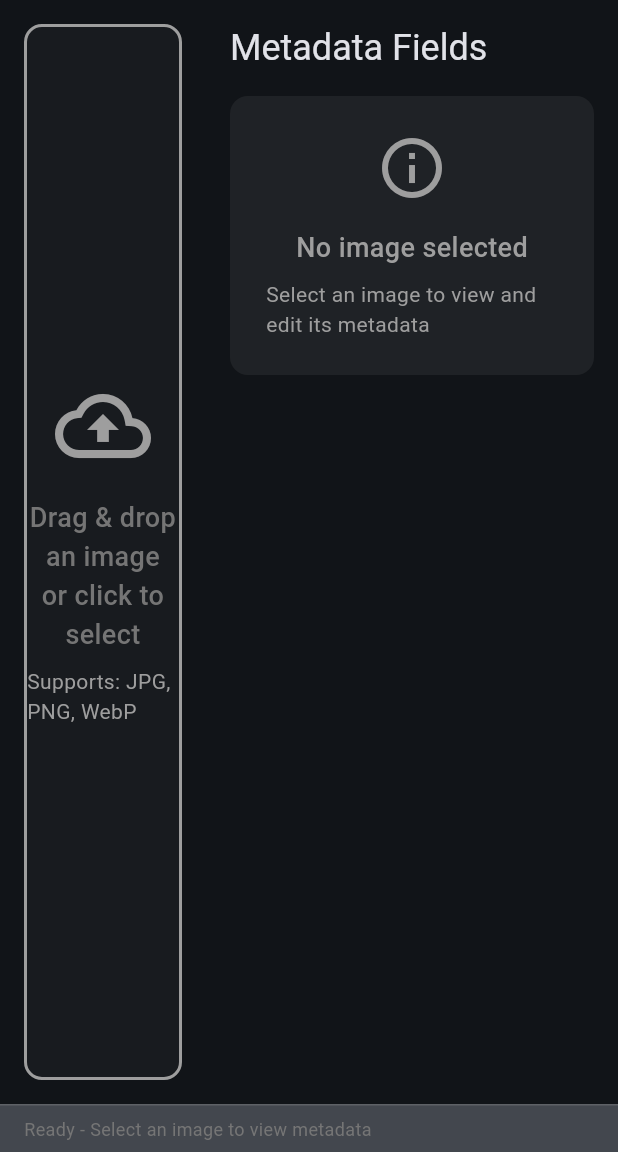
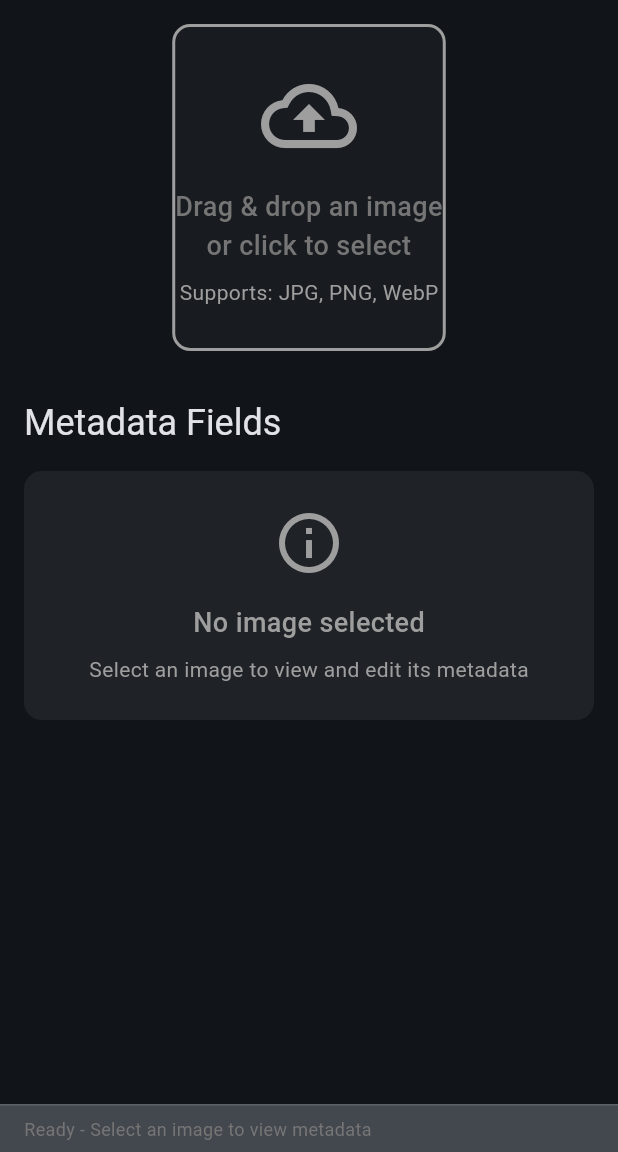
Before and after one commit to DraconicDragon/flutter_meta_edit, a Flutter app: the screen it shows after launch, on a phone screen of 412 x 824 dp, the part 84-1236 px from its top. Run offline on Flutter 3.47's test engine with Material 3 defaults, Android fonts, the phone set to English and light mode, and no system bars; our stand-ins replace file_picker, shared_preferences; missing offline and left inert: desktop_drop, exif.

Commit message:
txt chunk writing and more responsive layout

```diff
--- a/lib/main.dart
+++ b/lib/main.dart
@@ -51,7 +51,7 @@ class _MetaEditHomePageState extends State<MetaEditHomePage> {
   bool _isLoading = false;
   String? _errorMessage;
   bool _isDragOver = false;
-  bool _isFileInfoExpanded = true;
+  bool _isFileInfoExpanded = false;
   final Map<String, TextEditingController> _controllers = {};
   String _searchQuery = '';
   final TextEditingController _searchController = TextEditingController();
@@ -399,12 +399,12 @@ class _MetaEditHomePageState extends State<MetaEditHomePage> {
       body: Column(
         children: [
           Expanded(
-            child: Row(
-              children: [
-                // Left side - Drop area / File picker
-                Expanded(
-                  flex: 1,
-                  child: Container(
+            child: LayoutBuilder(
+              builder: (BuildContext context, BoxConstraints constraints) {
+                final bool useVerticalLayout = constraints.maxWidth < 700;
+
+                Widget buildImagePickerSection() {
+                  return Container(
                     margin: const EdgeInsets.all(16),
                     child: DropTarget(
                       onDragEntered: (details) {
@@ -472,9 +472,7 @@ class _MetaEditHomePageState extends State<MetaEditHomePage> {
                                         errorBuilder:
                                             (context, error, stackTrace) {
                                           return Container(
-                                                padding: const EdgeInsets.all(
-                                                  16,
-                                                ),
+                                            padding: const EdgeInsets.all(16),
                                             child: const Column(
                                               mainAxisAlignment:
                                                   MainAxisAlignment.center,
@@ -589,13 +587,11 @@ class _MetaEditHomePageState extends State<MetaEditHomePage> {
                         ),
                       ),
                     ),
-                  ),
-                ),
+                  );
+                }
 
-                // Right side - Metadata fields
-                Expanded(
-                  flex: 2,
-                  child: Container(
+                Widget buildMetadataSection() {
+                  return Container(
                     margin: const EdgeInsets.all(16),
                     child: Column(
                       crossAxisAlignment: CrossAxisAlignment.start,
@@ -605,9 +601,7 @@ class _MetaEditHomePageState extends State<MetaEditHomePage> {
                             Expanded(
                               child: Text(
                                 'Metadata Fields',
-                                style: Theme.of(
-                                  context,
-                                ).textTheme.headlineSmall,
+                                style: Theme.of(context).textTheme.headlineSmall,
                               ),
                             ),
                             if (_metadata.isNotEmpty && !_isLoading) ...[
@@ -660,14 +654,10 @@ class _MetaEditHomePageState extends State<MetaEditHomePage> {
                           Container(
                             padding: const EdgeInsets.all(12),
                             decoration: BoxDecoration(
-                              color: Theme.of(
-                                context,
-                              ).colorScheme.errorContainer,
+                              color: Theme.of(context).colorScheme.errorContainer,
                               borderRadius: BorderRadius.circular(8),
                               border: Border.all(
-                                color: Theme.of(
-                                  context,
-                                ).colorScheme.error.withOpacity(0.5),
+                                color: Theme.of(context).colorScheme.error.withOpacity(0.5),
                               ),
                             ),
                             child: Row(
@@ -681,9 +671,7 @@ class _MetaEditHomePageState extends State<MetaEditHomePage> {
                                   child: Text(
                                     _errorMessage!,
                                     style: TextStyle(
-                                      color: Theme.of(
-                                        context,
-                                      ).colorScheme.onErrorContainer,
+                                      color: Theme.of(context).colorScheme.onErrorContainer,
                                     ),
                                   ),
                                 ),
@@ -744,50 +732,20 @@ class _MetaEditHomePageState extends State<MetaEditHomePage> {
                                       },
                                       leading: Icon(
                                         Icons.info_outline,
-                                        color: Theme.of(
-                                          context,
-                                        ).colorScheme.primary,
+                                        color: Theme.of(context).colorScheme.primary,
                                       ),
                                       title: Text(
-                                        'File Information',
-                                        style: Theme.of(
-                                          context,
-                                        ).textTheme.titleMedium,
+                                        'File Information - ${_filteredMetadata.where((entry) => MetadataReader.getReadOnlyFields().contains(entry.key)).length} fields',
+                                        style: Theme.of(context).textTheme.titleMedium,
                                       ),
-                                      subtitle: Text(
-                                        '${_filteredMetadata.where((entry) => MetadataReader.getReadOnlyFields().contains(entry.key)).length} fields',
-                                        style: Theme.of(
-                                          context,
-                                        ).textTheme.bodySmall,
-                                      ),
+                                      childrenPadding: const EdgeInsets.symmetric(horizontal: 8),
                                       children: [
                                         Padding(
-                                          padding: const EdgeInsets.fromLTRB(
-                                            16,
-                                            0,
-                                            16,
-                                            16,
-                                          ),
+                                          padding: const EdgeInsets.fromLTRB(8, 0, 8, 8),
                                           child: Column(
                                             children: _filteredMetadata
-                                                .where(
-                                                  (entry) =>
-                                                      MetadataReader.getReadOnlyFields()
-                                                          .contains(entry.key),
-                                                )
-                                                .map(
-                                                  (entry) => Padding(
-                                                    padding:
-                                                        const EdgeInsets.only(
-                                                          bottom: 4,
-                                                        ),
-                                                    child:
-                                                        _buildCompactReadOnlyField(
-                                                          entry.key,
-                                                          entry.value,
-                                                        ),
-                                                  ),
-                                                )
+                                                .where((entry) => MetadataReader.getReadOnlyFields().contains(entry.key))
+                                                .map((entry) => _buildCompactReadOnlyField(entry.key, entry.value))
                                                 .toList(),
                                           ),
                                         ),
@@ -804,17 +762,14 @@ class _MetaEditHomePageState extends State<MetaEditHomePage> {
                                 )) ...[
                                   Text(
                                     'Metadata Fields',
-                                    style: Theme.of(
-                                      context,
-                                    ).textTheme.titleMedium,
+                                    style: Theme.of(context).textTheme.titleMedium,
                                   ),
                                   const SizedBox(height: 8),
                                   Expanded(
                                     child: ListView(
                                       children: _filteredMetadata
                                           .where(
-                                            (entry) =>
-                                                !MetadataReader.getReadOnlyFields()
+                                            (entry) => !MetadataReader.getReadOnlyFields()
                                                 .contains(entry.key),
                                           )
                                           .map((entry) {
@@ -835,9 +790,43 @@ class _MetaEditHomePageState extends State<MetaEditHomePage> {
                           ),
                       ],
                     ),
+                  );
+                }
+
+                // Choose layout based on screen width
+                if (useVerticalLayout) {
+                  return Column(
+                    children: [
+                      // Image picker at the top (with fixed height)
+                      SizedBox(
+                        height: 250,
+                        child: buildImagePickerSection(),
                       ),
+                      // Metadata section below (expandable)
+                      Expanded(
+                        child: buildMetadataSection(),
                       ),
                     ],
+                  );
+                } else {
+                  // Side by side layout for wider screens
+                  return Row(
+                    crossAxisAlignment: CrossAxisAlignment.start,
+                    children: [
+                      // Left side - Image picker
+                      Expanded(
+                        flex: 1,
+                        child: buildImagePickerSection(),
+                      ),
+                      // Right side - Metadata fields
+                      Expanded(
+                        flex: 2,
+                        child: buildMetadataSection(),
+                      ),
+                    ],
+                  );
+                }
+              },
             ),
           ),
           // Status bar
--- a/lib/metadata_writer.dart
+++ b/lib/metadata_writer.dart
@@ -31,9 +31,11 @@ class MetadataWriter {
       // Create a new image with updated text data
       final newImage = img.Image.from(image);
 
-      // Clear existing text data
-      newImage.textData?.clear();
+      // Initialize text data if null
       newImage.textData ??= <String, String>{};
+
+      // Keep track of which keys we've updated
+      final Set<String> updatedKeys = {};
 
       // Add PNG text chunks from metadata
       for (var entry in metadata.entries) {
@@ -41,8 +43,15 @@ class MetadataWriter {
           final textKey = entry.key.substring('PNG Text: '.length);
           if (entry.value.isNotEmpty) {
             newImage.textData![textKey] = entry.value;
+            updatedKeys.add(textKey);
           }
         }
+      }
+
+      // Process special text chunk: parameters (common in AI-generated images)
+      if (metadata.containsKey('parameters') && metadata['parameters']!.isNotEmpty) {
+        newImage.textData!['parameters'] = metadata['parameters']!;
+        updatedKeys.add('parameters');
       }
 
       // Add common metadata as PNG text chunks
@@ -54,6 +63,9 @@ class MetadataWriter {
         'Date Taken': 'Creation Time',
         'Camera Make': 'Camera Make',
         'Camera Model': 'Camera Model',
+        'Comment': 'Comment',
+        'Title': 'Title',
+        'Author': 'Author',
       };
 
       for (var entry in metadata.entries) {
@@ -83,10 +95,14 @@ class MetadataWriter {
     switch (fileType.toLowerCase()) {
       case 'png':
         return [
+          // Common fields
           'Artist',
           'Copyright',
           'Description',
           'Software',
+          'parameters',
+
+          // All PNG text fields are editable
           'PNG Text: Title',
           'PNG Text: Author',
           'PNG Text: Description',
@@ -96,6 +112,11 @@ class MetadataWriter {
           'PNG Text: Disclaimer',
           'PNG Text: Warning',
           'PNG Text: Creation Time',
+          'PNG Text: parameters',
+
+          // Catch-all for any PNG text field
+          // This ensures all PNG text fields are considered editable
+          'PNG Text:',
         ];
       case 'jpg':
       case 'jpeg':
@@ -119,6 +140,17 @@ class MetadataWriter {
   }
 
   static bool isFieldEditable(String fieldName, String fileType) {
+    // If it's a PNG text field, it's always editable
+    if (fieldName.startsWith('PNG Text:') && fileType.toLowerCase() == 'png') {
+      return true;
+    }
+
+    // For the 'parameters' field in PNG files (common in AI-generated images)
+    if (fieldName == 'parameters' && fileType.toLowerCase() == 'png') {
+      return true;
+    }
+
+    // Check the standard list
     return getEditableFields(fileType).contains(fieldName);
   }
 }
```
Lines whose indentation alone changed are shown as unchanged.
